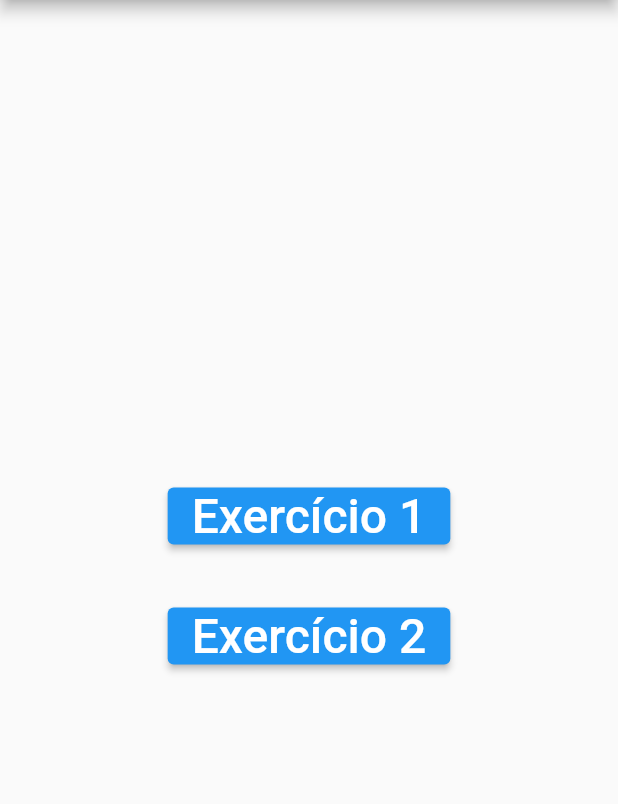
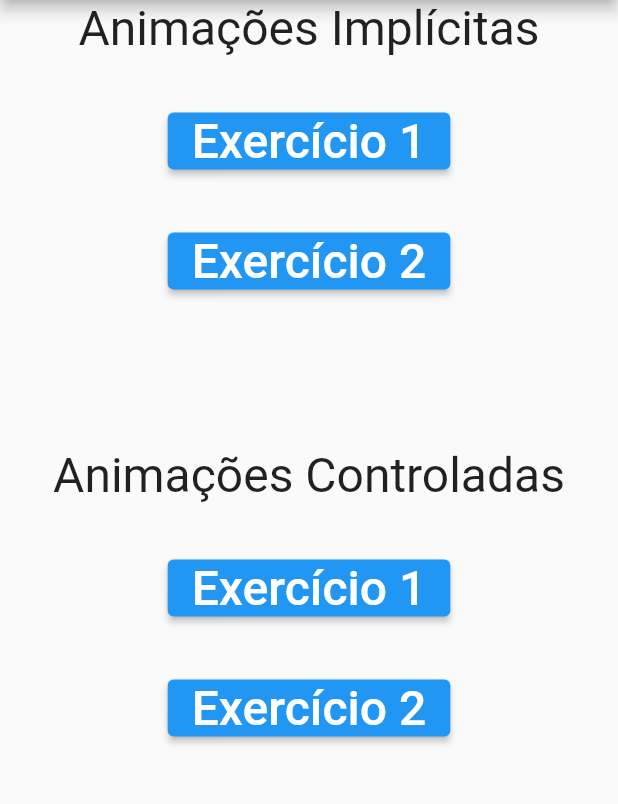
Before and after one commit to LucasVieira2902/masterclass_homework_2, a Flutter app: the screen it shows after launch, on a phone screen of 412 x 824 dp, the part 84-888 px from its top. Run offline on Flutter 3.47's test engine with Material 2 defaults, Android fonts, the light colour scheme and no system bars.

Commit message:
Ajuste de estrutura do projeto

```diff
--- a/lib/main.dart
+++ b/lib/main.dart
@@ -1,6 +1,6 @@
 import 'package:flutter/material.dart';
-import 'package:masterclass_homework_2/pages/activity_1.dart';
-import 'package:masterclass_homework_2/pages/activity_2.dart';
+import 'package:masterclass_homework_2/pages/implicit_animations/activity_1.dart';
+import 'package:masterclass_homework_2/pages/implicit_animations/activity_2.dart';
 
 void main() {
   runApp(const MyApp());
@@ -39,10 +39,45 @@ class _MyHomePageState extends State<MyHomePage> {
       appBar: AppBar(
         title: Text(widget.title),
       ),
-      body: Center(
+      body: SingleChildScrollView(
+        child: Center(
           child: Column(
             mainAxisAlignment: MainAxisAlignment.center,
             children: <Widget>[
+              const Text('Animações Implícitas', style: TextStyle(fontSize: 32)),
+              const SizedBox(height: 32),
+              ElevatedButton(
+                onPressed: (){
+                  Navigator.push(
+                    context,
+                    MaterialPageRoute(
+                      builder: (context) => const Activity1(),
+                    ),
+                  );
+                },
+                child: const Text(
+                    'Exercício 1',
+                    style: TextStyle(fontSize: 32)
+                  ),
+              ),
+              const SizedBox(height: 32),
+              ElevatedButton(
+                onPressed: (){
+                  Navigator.push(
+                    context,
+                    MaterialPageRoute(
+                      builder: (context) => const Activity2(),
+                    ),
+                  );
+                },
+                child: const Text(
+                    'Exercício 2',
+                    style: TextStyle(fontSize: 32)
+                  ),
+              ),
+              const SizedBox(height: 100),
+              const Text('Animações Controladas', style: TextStyle(fontSize: 32)),
+              const SizedBox(height: 32),
               ElevatedButton(
                 onPressed: (){
                   Navigator.push(
@@ -75,6 +110,7 @@ class _MyHomePageState extends State<MyHomePage> {
             ],
           ),
         ),
+      ),
     );
   }
 }
```
Also changed, not shown: lib/pages/implicit_animations/activity_1.dart (renamed from lib/pages/activity_1.dart), lib/pages/implicit_animations/activity_2.dart (renamed from lib/pages/activity_2.dart). Lines whose indentation alone changed are shown as unchanged.
